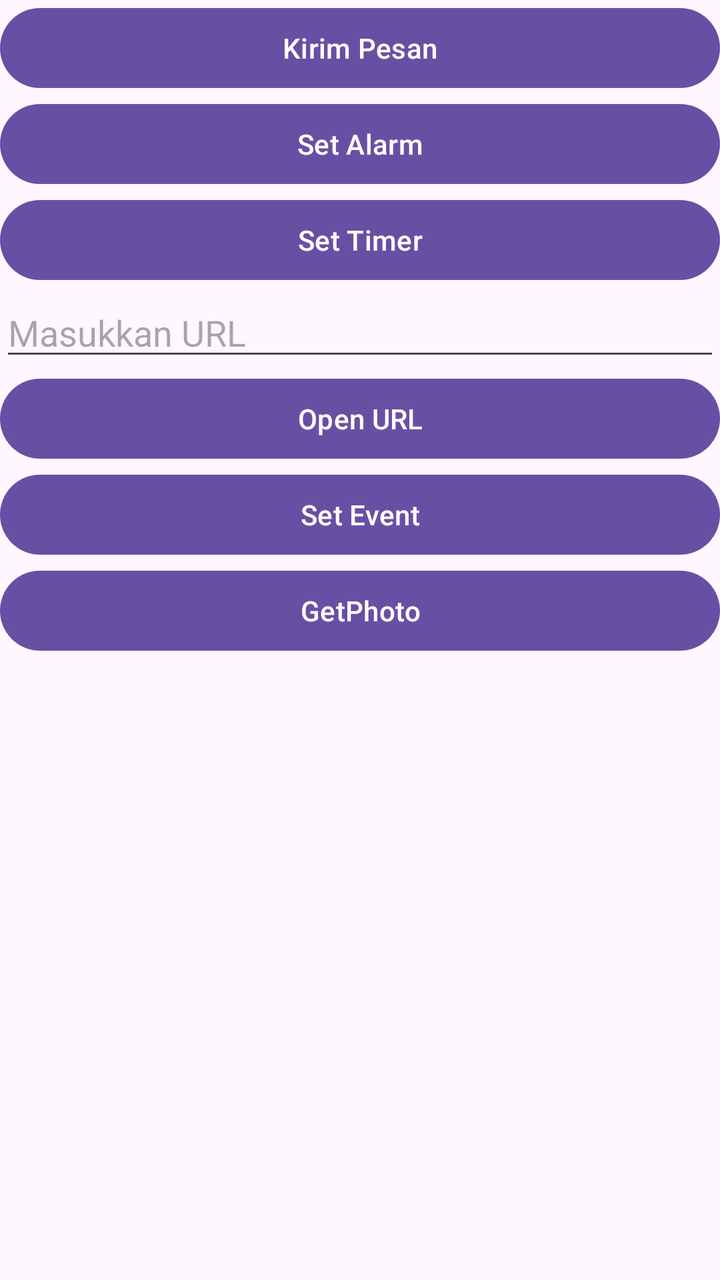
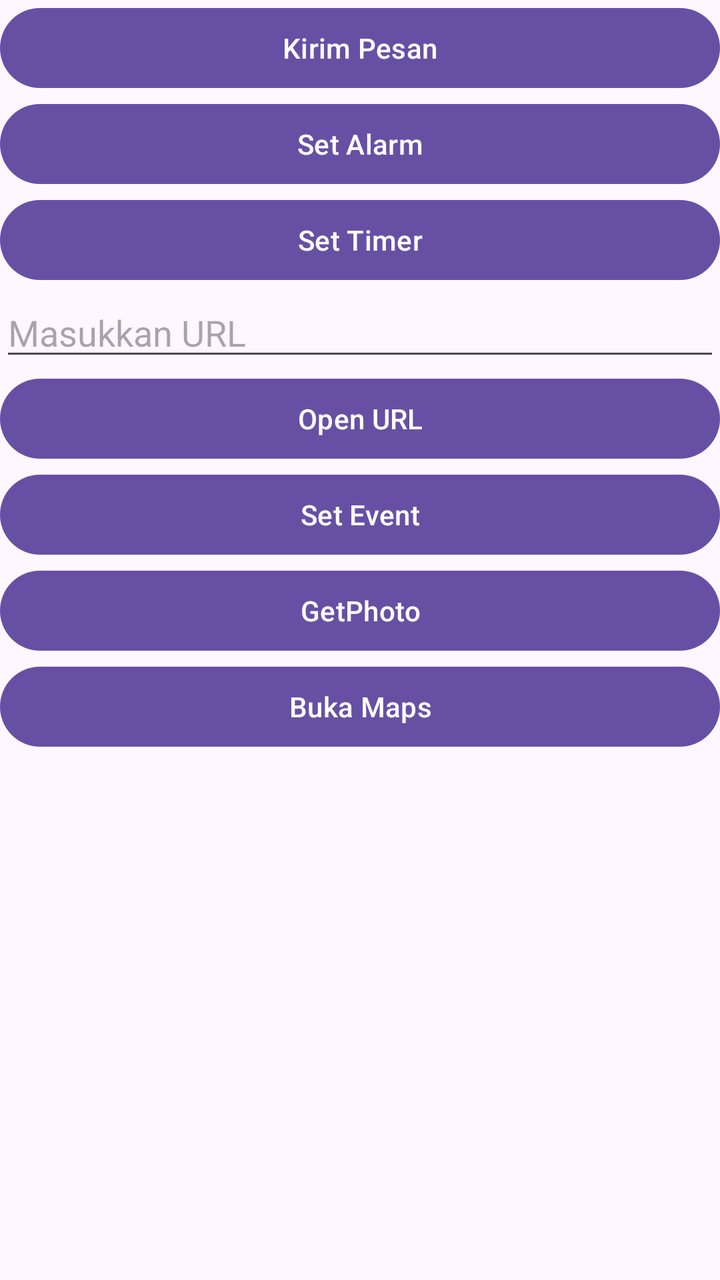

Before-and-after screenshots of an Android layout around one commit, followed by the original layout XML and the change that was made.
<!-- AndroidManifest.xml: application theme Theme.ImplisitIntent -->
<!-- res/layout/activity_main.xml -->
<?xml version="1.0" encoding="utf-8"?>
<LinearLayout xmlns:android="http://schemas.android.com/apk/res/android"
    xmlns:app="http://schemas.android.com/apk/res-auto"
    xmlns:tools="http://schemas.android.com/tools"
    android:id="@+id/main"
    android:layout_width="match_parent"
    android:layout_height="match_parent"
    tools:context=".MainActivity"
    android:orientation="vertical"
    android:layout_margin="16dp">

    <Button
        android:layout_width="match_parent"
        android:layout_height="wrap_content"
        android:id="@+id/btnKirimPesan"
        android:text="Kirim Pesan" />

    <Button
        android:layout_width="match_parent"
        android:layout_height="wrap_content"
        android:id="@+id/btnSetAlarm"
        android:text="Set Alarm" />

    <Button
        android:layout_width="match_parent"
        android:layout_height="wrap_content"
        android:id="@+id/btnSetTimer"
        android:text="Set Timer" />

    <EditText
        android:layout_width="match_parent"
        android:layout_height="wrap_content"
        android:id="@+id/etURL"
        android:hint="Masukkan URL" />

    <Button
        android:layout_width="match_parent"
        android:layout_height="wrap_content"
        android:id="@+id/btnOpenURL"
        android:text="Open URL" />

    <Button
        android:layout_width="match_parent"
        android:layout_height="wrap_content"
        android:id="@+id/btnSetEvent"
        android:text="Set Event" />

    <Button
        android:layout_width="match_parent"
        android:layout_height="wrap_content"
        android:id="@+id/btnGetPhoto"
        android:text="GetPhoto" />

    <ImageView
        android:layout_width="match_parent"
        android:layout_height="wrap_content"
        android:id="@+id/ivHasil" />




</LinearLayout>
<!-- resources referenced by this layout -->
<resources>
  <style name="Theme.ImplisitIntent" parent="Base.Theme.ImplisitIntent" />
  <style name="Base.Theme.ImplisitIntent" parent="Theme.Material3.DayNight.NoActionBar">
          
          
      </style>
</resources>

<!-- the commit's change to res/layout/activity_main.xml (unified diff, before → after) -->
@@ -56,7 +56,10 @@
         android:layout_height="wrap_content"
         android:id="@+id/ivHasil" />
 
-
-
+    <Button
+        android:layout_width="match_parent"
+        android:layout_height="wrap_content"
+        android:id="@+id/btnBukaMaps"
+        android:text="Buka Maps" />
 
 </LinearLayout>
